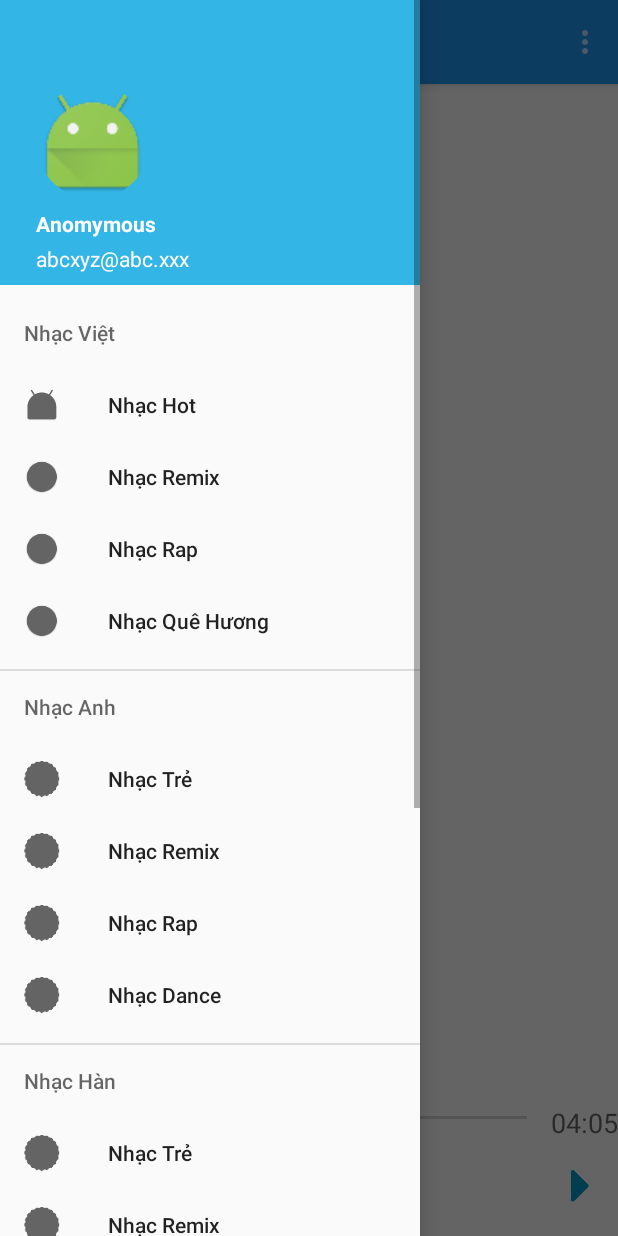
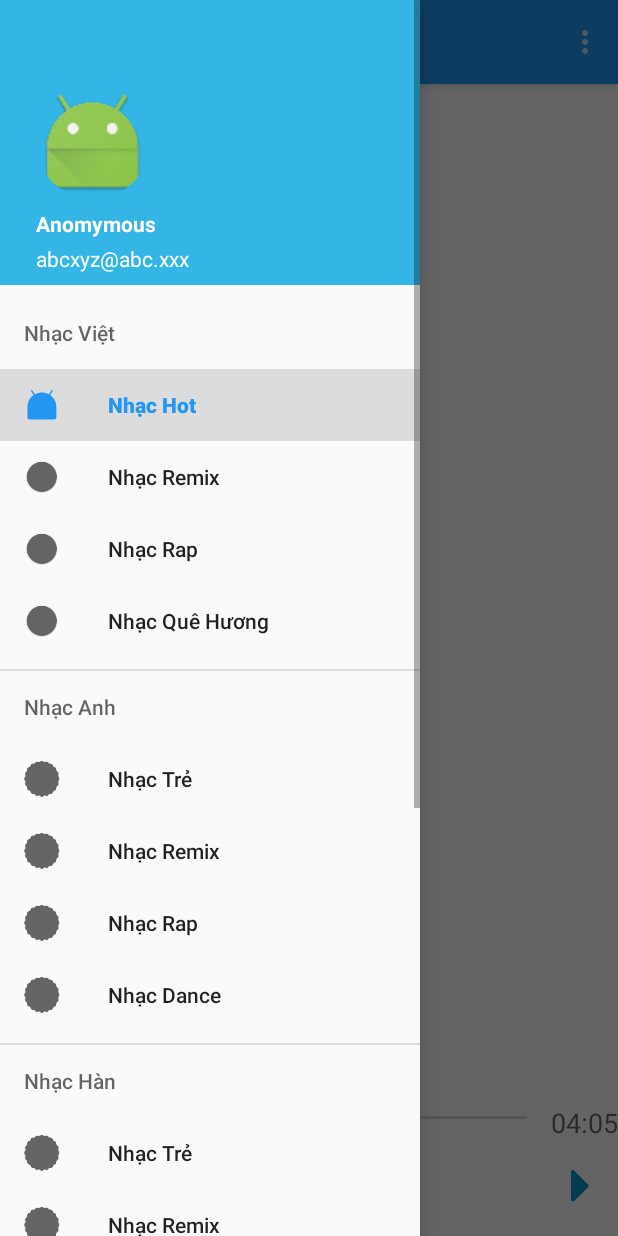
Before and after one commit to linhphan0108/Music_NewDesign, an Android app: the screen it shows after launch (MainActivity), with the side drawer open, on a phone screen of 412 x 824 dp. Run offline under Robolectric (Android 15) with nearby library versions, the phone set to English and light mode, and no system bars; our stand-ins replace CircleImageView; 3 statements that could not run were skipped.

Commit message:
change conten manager, url provider

```diff
--- a/app/build.gradle
+++ b/app/build.gradle
@@ -2,7 +2,7 @@ apply plugin: 'com.android.application'
 
 android {
     compileSdkVersion 23
-    buildToolsVersion "23.0.0 rc3"
+    buildToolsVersion "23.0.0"
 
     defaultConfig {
         applicationId "com.linhphan.music"
--- a/app/src/main/java/com/linhphan/music/activity/MainActivity.java
+++ b/app/src/main/java/com/linhphan/music/activity/MainActivity.java
@@ -19,10 +19,12 @@ import android.view.View;
 import android.widget.SeekBar;
 
 import com.linhphan.music.R;
+import com.linhphan.music.common.Constants;
 import com.linhphan.music.common.ContentManager;
 import com.linhphan.music.common.Logger;
 import com.linhphan.music.common.MessageCode;
 import com.linhphan.music.common.MusicCategories;
+import com.linhphan.music.common.Utils;
 import com.linhphan.music.fragment.ControllerFragment;
 import com.linhphan.music.fragment.SongListFragment;
 import com.linhphan.music.model.SongModel;
@@ -32,6 +34,7 @@ public class MainActivity extends AppCompatActivity implements ControllerFragmen
         View.OnClickListener, NavigationView.OnNavigationItemSelectedListener {
 
     private DrawerLayout drawerLayout;
+    private NavigationView navigationView;
     private Toolbar toolbar;
     private SeekBar seekBar;
 
@@ -94,6 +97,9 @@ public class MainActivity extends AppCompatActivity implements ControllerFragmen
         } else {
             Logger.d(getTag(), "binding service return false");
         }
+
+        int selectedMenuItem = Utils.getIntFromSharedPreferences(this, Constants.SELECTED_MENU_ITEM_KEY, R.id.menu_item_hot_vi);
+        navigationView.setCheckedItem(selectedMenuItem);
     }
 
     @Override
@@ -199,6 +205,7 @@ public class MainActivity extends AppCompatActivity implements ControllerFragmen
         }
 
         openFragment(fragment);
+        Utils.putIntToSharedPreferences(this, Constants.SELECTED_MENU_ITEM_KEY, menuItem.getItemId());
         return true;
     }
 
@@ -226,7 +233,7 @@ public class MainActivity extends AppCompatActivity implements ControllerFragmen
     }
 
     private void setupNavigationView() {
-        NavigationView navigationView = (NavigationView) findViewById(R.id.navigation_view);
+        navigationView = (NavigationView) findViewById(R.id.navigation_view);
         navigationView.setNavigationItemSelectedListener(this);
 
         // Initializing Drawer Layout and ActionBarToggle
--- a/app/src/main/java/com/linhphan/music/common/ContentManager.java
+++ b/app/src/main/java/com/linhphan/music/common/ContentManager.java
@@ -8,14 +8,17 @@ import java.util.ArrayList;
  * Created by linhphan on 10/22/15.
  */
 public class ContentManager {
-    private static ArrayList<SongModel> mCurrentSongList;
+    private ArrayList<SongModel> mCurrentPlayingList;
+    private ArrayList<SongModel> mCurrentDisplayedList;
     private static ContentManager mContentManager;
-    private int mCurrentSongPosition;//the song's index in mCurrentSongList which is playing
+    private int mCurrentSongPosition;//the song's index in mCurrentPlayingList which is playing
     private int mCurrentTimePosition;
-    private MusicCategories mCurrentCategory;
+    private int mCurrentPlayingCategory;
+    private int mCurrentDisplayedCategory;
 
     public ContentManager() {
-        mCurrentSongList = new ArrayList<>();
+        mCurrentPlayingList = new ArrayList<>();
+        mCurrentDisplayedList = new ArrayList<>();
     }
 
     public static ContentManager getInstance() {
@@ -24,34 +27,44 @@ public class ContentManager {
         return mContentManager;
     }
 
-    public MusicCategories getCurrentCategory() {
-        return mCurrentCategory;
+    public int getCurrentCategory() {
+        return mCurrentPlayingCategory;
     }
 
-    public void setCurrentCategory(MusicCategories currentCategory) {
-        this.mCurrentCategory = currentCategory;
+    public void setCurrentCategory(int currentCategory) {
+        this.mCurrentPlayingCategory = currentCategory;
     }
 
-    public ArrayList<SongModel> getCurrentSongList() {
-        return mCurrentSongList;
+    public void setmCurrentDisplayedList(ArrayList<SongModel> list){
+        mCurrentPlayingList = new ArrayList<>();
+        mCurrentPlayingList.addAll(list);
     }
 
-    public void setCurrentSongList(ArrayList<SongModel> list, MusicCategories category) {
-        if (category == mCurrentCategory)
+
+    public ArrayList<SongModel> getCurrentSongList() {
+        return mCurrentPlayingList;
+    }
+
+    public ArrayList<SongModel> getCurrentDisplayedList(){
+        return mCurrentDisplayedList;
+    }
+
+    public void setCurrentSongList(ArrayList<SongModel> list, int category) {
+        if (category == mCurrentPlayingCategory)
             return;
-        mCurrentSongList.clear();
-        mCurrentSongList.addAll(list);
-        mCurrentCategory = category;
+        mCurrentPlayingList.clear();
+        mCurrentPlayingList.addAll(list);
+        mCurrentPlayingCategory = category;
     }
 
     public SongModel getSongAt(int position) {
-        if (mCurrentSongList == null || mCurrentSongList.size() <= position)
+        if (mCurrentPlayingList == null || mCurrentPlayingList.size() <= position)
             return null;
-        else return mCurrentSongList.get(position);
+        else return mCurrentPlayingList.get(position);
     }
 
     /**
-     * set the duration of the song in mCurrentSongList at special position
+     * set the duration of the song in mCurrentPlayingList at special position
      *
      * @param position
      */
@@ -65,14 +78,14 @@ public class ContentManager {
     }
 
     public SongModel getCurrentSong() {
-        if (mCurrentSongList == null || mCurrentSongPosition >= mCurrentSongList.size())
+        if (mCurrentPlayingList == null || mCurrentSongPosition >= mCurrentPlayingList.size())
             return null;
-        return mCurrentSongList.get(mCurrentSongPosition);
+        return mCurrentPlayingList.get(mCurrentSongPosition);
     }
 
     public int getNextSong() {
         int next;
-        if (mCurrentSongPosition + 1 < mCurrentSongList.size()) {
+        if (mCurrentSongPosition + 1 < mCurrentPlayingList.size()) {
             next = mCurrentSongPosition + 1;
         } else {
             next = 0;
@@ -85,7 +98,7 @@ public class ContentManager {
         if (mCurrentSongPosition -1 >= 0){
             pre = mCurrentSongPosition - 1;
         }else{
-            pre = mCurrentSongList.size() - 1;
+            pre = mCurrentPlayingList.size() - 1;
         }
         return pre;
     }
--- a/app/src/main/java/com/linhphan/music/common/GetSongListWorker.java
+++ b/app/src/main/java/com/linhphan/music/common/GetSongListWorker.java
@@ -19,11 +19,11 @@ import java.util.ArrayList;
 public class GetSongListWorker extends AsyncTask<Void, Void, ArrayList<SongModel>> {
     private Context context;
     private String mUrl;
-    private MusicCategories mCategory;
+    private int mCategory;
     private AsyncTaskCallback callback;
     private IOException ex;
 
-    public GetSongListWorker(Context context, String url, MusicCategories category, AsyncTaskCallback callback) {
+    public GetSongListWorker(Context context, String url, int category, AsyncTaskCallback callback) {
         this.context = context;
         this.mUrl = url;
         this.callback = callback;
--- a/app/src/main/java/com/linhphan/music/common/Utils.java
+++ b/app/src/main/java/com/linhphan/music/common/Utils.java
@@ -1,11 +1,18 @@
 package com.linhphan.music.common;
 
+import android.app.Activity;
+import android.content.Context;
+import android.content.SharedPreferences;
 import android.os.Build.VERSION_CODES;
+
+import java.net.PortUnreachableException;
 
 /**
  * Created by linhphan on 10/22/15.
  */
 public class Utils {
+
+    private static String SHARED_PREFERENCES_FILE_NAME = "shared_preferences_common";
 
     //== version
     public static boolean hasFroyo() {
@@ -82,4 +89,15 @@ public class Utils {
     public static int calculatePercentage(int numerator, int denominator){
         return (numerator * 100)/denominator;
     }
+
+    public static void putIntToSharedPreferences(Context context, String key, int value){
+        SharedPreferences.Editor editor = context.getSharedPreferences(SHARED_PREFERENCES_FILE_NAME, Activity.MODE_PRIVATE).edit();
+        editor.putInt(key, value);
+        editor.apply();
+    }
+
+    public static int getIntFromSharedPreferences(Context context, String key, int defaultValue){
+        SharedPreferences sharedPreferences = context.getSharedPreferences(SHARED_PREFERENCES_FILE_NAME, Activity.MODE_PRIVATE);
+        return sharedPreferences.getInt(key, defaultValue);
+    }
 }
--- a/app/src/main/java/com/linhphan/music/fragment/SongListFragment.java
+++ b/app/src/main/java/com/linhphan/music/fragment/SongListFragment.java
@@ -40,7 +40,7 @@ public class SongListFragment extends Fragment implements AbsListView.OnItemClic
     private static final String ARG_PARAM1 = "url";
 
     private String mUrl;
-    private MusicCategories mCategory;
+    private int mCategory;
 
     private OnFragmentInteractionListener mListener;
 
@@ -76,7 +76,7 @@ public class SongListFragment extends Fragment implements AbsListView.OnItemClic
         super.onCreate(savedInstanceState);
 
         if (getArguments() != null) {
-            mCategory = (MusicCategories) getArguments().getSerializable(ARG_PARAM1);
+            mCategory = getArguments().getInt(ARG_PARAM1, R.id.menu_item_hot_vi);
             mUrl = UrlProvider.getUrl(mCategory);
             if (mCategory != ContentManager.getInstance().getCurrentCategory()) {
                 (new GetSongListWorker(getContext(), mUrl, mCategory, this)).execute();
--- a/app/src/main/java/com/linhphan/music/service/MusicService.java
+++ b/app/src/main/java/com/linhphan/music/service/MusicService.java
@@ -26,6 +26,7 @@ import android.widget.Toast;
 import com.linhphan.music.R;
 import com.linhphan.music.activity.MainActivity;
 import com.linhphan.music.common.AsyncTaskCallback;
+import com.linhphan.music.common.Constants;
 import com.linhphan.music.common.ContentManager;
 import com.linhphan.music.common.GetDownloadSongLinkWorker;
 import com.linhphan.music.common.Logger;
@@ -128,6 +129,8 @@ public class MusicService extends Service implements AsyncTaskCallback, MediaPla
         mp.release();
         mServiceState = MusicServiceState.destroy;
         unregisterReceiver(notificationBroadcast);
+        //reset the first category which is showed in MainContent
+        Utils.putIntToSharedPreferences(getBaseContext(), Constants.SELECTED_MENU_ITEM_KEY, R.id.menu_item_hot_vi);
         Logger.d(getTag(), "the service is destroyed");
     }
 
```
Also changed, not shown: app/src/main/java/com/linhphan/music/common/Constants.java (added, +9 -0 lines), app/src/main/java/com/linhphan/music/common/UrlProvider.java (+26 -20 lines).
